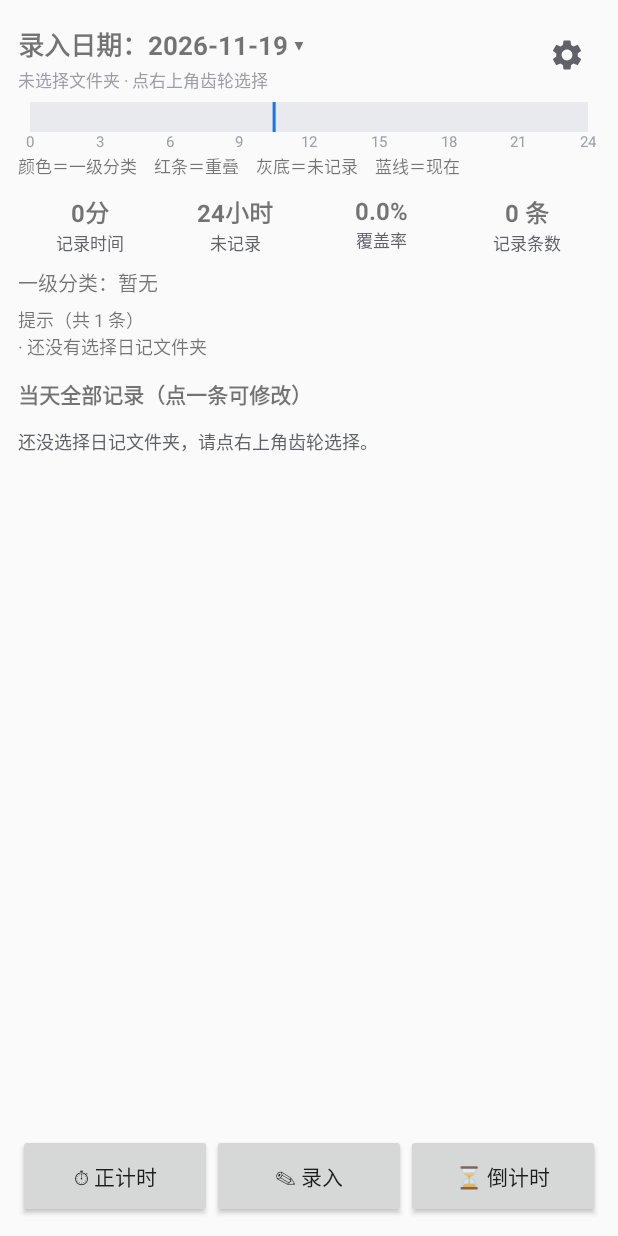
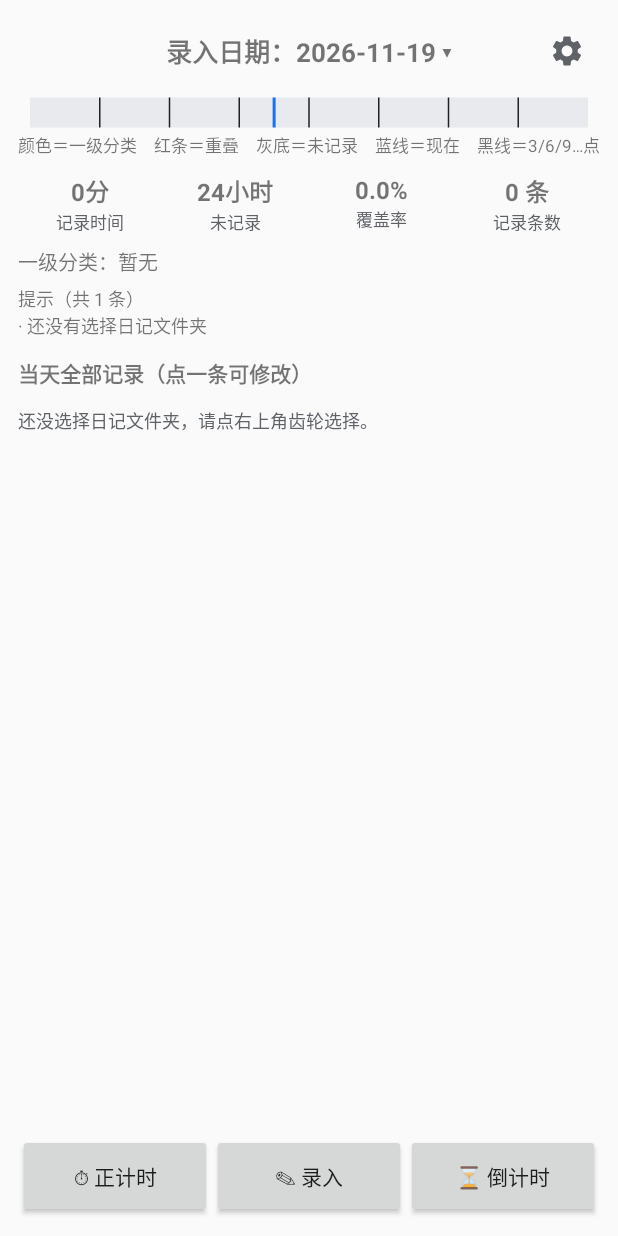
Before and after one commit to valelaneme/ObsidianTimeLog, an Android app: the screen it shows after launch (MainActivity), on a phone screen of 412 x 824 dp. Run offline under Robolectric (Android 15) with nearby library versions, the phone set to English and light mode, and no system bars.

Commit message:
v1.6.1 顶栏日期居中、删当前文件夹小字、时间轴刻度改黑色竖线压在色带上

```diff
--- a/app/src/main/java/com/example/timelog/MainActivity.kt
+++ b/app/src/main/java/com/example/timelog/MainActivity.kt
@@ -85,7 +85,6 @@ class MainActivity : AppCompatActivity() {
     private var suggestionsLoading = false
 
     // 视图
-    private lateinit var tvFolder: TextView
     private lateinit var tvStatsDate: TextView
     private lateinit var contentRoot: LinearLayout
     private lateinit var contentScroll: android.widget.ScrollView
@@ -195,7 +194,6 @@ class MainActivity : AppCompatActivity() {
         if (prefs.countdownEnd > 0L && prefs.countdownEnd <= System.currentTimeMillis()) {
             prefs.countdownEnd = 0L
         }
-        refreshFolderLabel()
         updatePreview()
         reload()
         loadSuggestionsIfNeeded()
@@ -213,7 +211,6 @@ class MainActivity : AppCompatActivity() {
         if (folderChanged) {
             lastTreeUri = now
             suggestions = Suggestions.EMPTY
-            refreshFolderLabel()
             reload()
             loadSuggestionsIfNeeded()
             firstResume = false
@@ -238,7 +235,6 @@ class MainActivity : AppCompatActivity() {
     }
 
     private fun bindViews() {
-        tvFolder = findViewById(R.id.tvFolder)
         tvStatsDate = findViewById(R.id.tvStatsDate)
         contentRoot = findViewById(R.id.contentRoot)
         contentScroll = findViewById(R.id.contentScroll)
@@ -458,14 +454,8 @@ class MainActivity : AppCompatActivity() {
         if (requestCode != REQ_SETTINGS || resultCode != Activity.RESULT_OK) return
         lastTreeUri = repo.treeUri?.toString()
         suggestions = Suggestions.EMPTY
-        refreshFolderLabel()
         reload()
         loadSuggestionsIfNeeded()
-    }
-
-    private fun refreshFolderLabel() {
-        val name = repo.root()?.name
-        tvFolder.text = if (name == null) "未选择文件夹 · 点右上角齿轮选择" else "当前文件夹：$name"
     }
 
     /**
@@ -476,14 +466,12 @@ class MainActivity : AppCompatActivity() {
         val now = System.currentTimeMillis()
         if (!force && now - lastReloadAt < 600) return
         lastReloadAt = now
-        tvFolder.text = "读取中…"
         Thread {
             val result: ParseResult = repo.loadDay(viewDate)
             mainHandler.post {
                 entries = result.entries
                 warnings = result.warnings
                 problems = result.problems
-                refreshFolderLabel()
                 renderStats()
                 renderRecords()
                 renderCheck(emptyList())
--- a/app/src/main/java/com/example/timelog/ui/TimelineView.kt
+++ b/app/src/main/java/com/example/timelog/ui/TimelineView.kt
@@ -20,6 +20,7 @@ import kotlin.math.min
  * - 灰底 = 没记录的空白时段
  * - 彩色 = 按一级分类上色的已记录时段（同一分类颜色固定）
  * - 顶部红色细条 = 重叠区间
+ * - 黑色细竖线 = 3/6/9/…/21 点的刻度，最后画在色带之上，任何颜色都盖不住
  * - 蓝色竖线 = 当天的当前时刻（翻到历史日期则不画）
  */
 class TimelineView @JvmOverloads constructor(
@@ -38,10 +39,10 @@ class TimelineView @JvmOverloads constructor(
     private val overlapPaint = Paint(Paint.ANTI_ALIAS_FLAG).apply {
         color = Color.parseColor("#D93025")
     }
-    private val labelPaint = Paint(Paint.ANTI_ALIAS_FLAG).apply {
-        // 刻度数字放淡一点，只做参照，不抢色带的注意力
-        color = Color.parseColor("#9AA0A6")
-        textAlign = Paint.Align.CENTER
+    // 3/6/9…点的刻度线：黑色，最后画，压在颜色上面，不会被任何色块盖住
+    private val tickPaint = Paint(Paint.ANTI_ALIAS_FLAG).apply {
+        color = Color.parseColor("#202124")
+        style = Paint.Style.STROKE
     }
     private val nowPaint = Paint(Paint.ANTI_ALIAS_FLAG).apply {
         color = Color.parseColor("#1A73E8")
@@ -49,7 +50,7 @@ class TimelineView @JvmOverloads constructor(
 
     init {
         val density = resources.displayMetrics.density
-        labelPaint.textSize = 10f * density
+        tickPaint.strokeWidth = 1f * density
         nowPaint.strokeWidth = 2f * density
     }
 
@@ -63,11 +64,9 @@ class TimelineView @JvmOverloads constructor(
         super.onDraw(canvas)
         val density = resources.displayMetrics.density
         val pad = 8f * density
-        // 刻度条：宽度减半（10sp 字 + 4dp 留白），整体挪到色带下方
-        val rulerHeight = labelPaint.textSize + 4f * density
-        val barTop = 2f * density
-        // 色带上下高度只要原来的一半：视图高度已按此收窄，这里再兜一层
-        val barBottom = height - rulerHeight
+        // 视图里只剩色带本身（原来下方的刻度数字已删掉），上下各留 3dp
+        val barTop = 3f * density
+        val barBottom = height - 3f * density
         val barWidth = width - pad * 2f
         if (barBottom <= barTop || barWidth <= 0f) return
 
@@ -102,14 +101,11 @@ class TimelineView @JvmOverloads constructor(
             canvas.drawLine(x, barTop, x, barBottom, nowPaint)
         }
 
-        // 刻度数字 0/3/6/.../24：色带下方，淡灰色
-        val baseline = barBottom + labelPaint.textSize
-        for (hour in 0..24 step 3) {
-            val text = hour.toString()
-            val half = labelPaint.measureText(text) / 2f
-            // 两端往里收一点，避免 0 和 24 被裁掉
-            val x = (pad + barWidth * (hour / 24f)).coerceIn(half + 1f, width - half - 1f)
-            canvas.drawText(text, x, baseline, labelPaint)
+        // 刻度线 3/6/9/…/21：最后画，黑色细竖线，压在色块上面当尺子用。
+        // 0 点和 24 点正好在色带两端，不需要再画，免得糊住边缘。
+        for (hour in 3..21 step 3) {
+            val x = pad + barWidth * (hour / 24f)
+            canvas.drawLine(x, barTop, x, barBottom, tickPaint)
         }
     }
 
--- a/app/src/main/res/layout/activity_main.xml
+++ b/app/src/main/res/layout/activity_main.xml
@@ -10,53 +10,37 @@
         android:orientation="vertical"
         android:padding="12dp">
 
-        <!-- 顶栏一行：左边「录入日期」（点它弹日期选择器）+ 文件夹小字，右边只有一个齿轮图标 -->
-        <LinearLayout
+        <!-- 顶栏：日期居中（点它弹日期选择器），右上角只有一个齿轮图标 -->
+        <FrameLayout
             android:layout_width="match_parent"
-            android:layout_height="wrap_content"
-            android:gravity="center_vertical"
-            android:orientation="horizontal">
-
-            <LinearLayout
-                android:layout_width="0dp"
-                android:layout_height="wrap_content"
-                android:layout_weight="1"
-                android:orientation="vertical">
+            android:layout_height="wrap_content">
 
             <TextView
                 android:id="@+id/tvStatsDate"
                 android:layout_width="wrap_content"
                 android:layout_height="wrap_content"
+                android:layout_gravity="center"
                 android:background="?attr/selectableItemBackground"
                 android:clickable="true"
                 android:focusable="true"
-                    android:paddingTop="4dp"
+                android:paddingStart="8dp"
+                android:paddingTop="6dp"
                 android:paddingEnd="8dp"
-                    android:paddingBottom="2dp"
+                android:paddingBottom="6dp"
                 android:text="录入日期：—"
                 android:textSize="17sp"
                 android:textStyle="bold" />
-
-                <TextView
-                    android:id="@+id/tvFolder"
-                    android:layout_width="match_parent"
-                    android:layout_height="wrap_content"
-                    android:ellipsize="end"
-                    android:maxLines="1"
-                    android:text="未选择文件夹"
-                    android:textColor="#9AA0A6"
-                    android:textSize="11sp" />
-            </LinearLayout>
 
             <ImageButton
                 android:id="@+id/btnSettings"
                 android:layout_width="44dp"
                 android:layout_height="44dp"
+                android:layout_gravity="end|center_vertical"
                 android:background="?attr/selectableItemBackgroundBorderless"
                 android:contentDescription="设置"
                 android:padding="10dp"
                 android:src="@drawable/ic_settings" />
-        </LinearLayout>
+        </FrameLayout>
 
         <ScrollView
             android:id="@+id/contentScroll"
@@ -73,12 +57,12 @@
                 android:orientation="vertical">
 
                 <!-- 24 小时时间轴：颜色=一级分类，红条=重叠，灰底=空白，蓝线=现在 -->
-                <!-- 色带本身只有 20dp 高（原来 40dp 的一半），刻度数字在它下方 -->
+                <!-- 色带本身 20dp 高，刻度改成黑线直接画在色带上，不再占下方空间 -->
                 <com.example.timelog.ui.TimelineView
                     android:id="@+id/timeline"
                     android:layout_width="match_parent"
-                    android:layout_height="36dp"
-                    android:layout_marginTop="4dp"
+                    android:layout_height="26dp"
+                    android:layout_marginTop="6dp"
                     android:contentDescription="当天时间轴" />
 
                 <TextView
@@ -86,7 +70,7 @@
                     android:layout_width="match_parent"
                     android:layout_height="wrap_content"
                     android:paddingBottom="2dp"
-                    android:text="颜色＝一级分类　红条＝重叠　灰底＝未记录　蓝线＝现在"
+                    android:text="颜色＝一级分类　红条＝重叠　灰底＝未记录　蓝线＝现在　黑线＝3/6/9…点"
                     android:textSize="11sp" />
 
                 <!-- 四项统计排成一行：记录时间 / 未记录 / 覆盖率 / 条数 -->
```
Also changed, not shown: 2 other files. Lines whose indentation alone changed are shown as unchanged.
